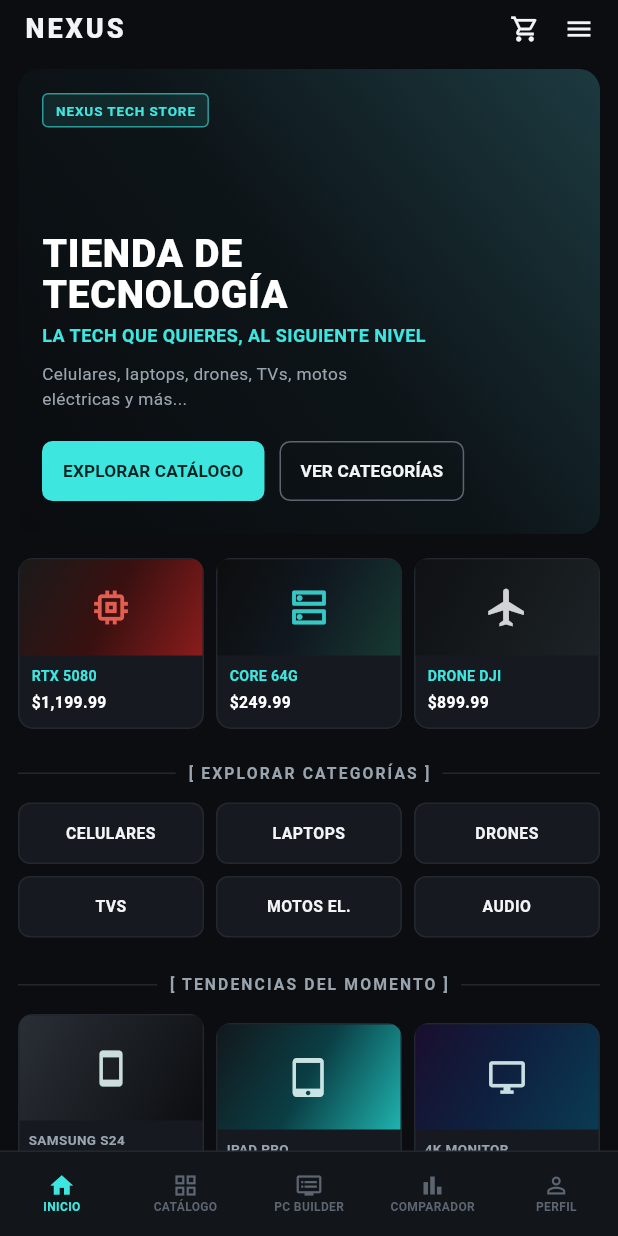
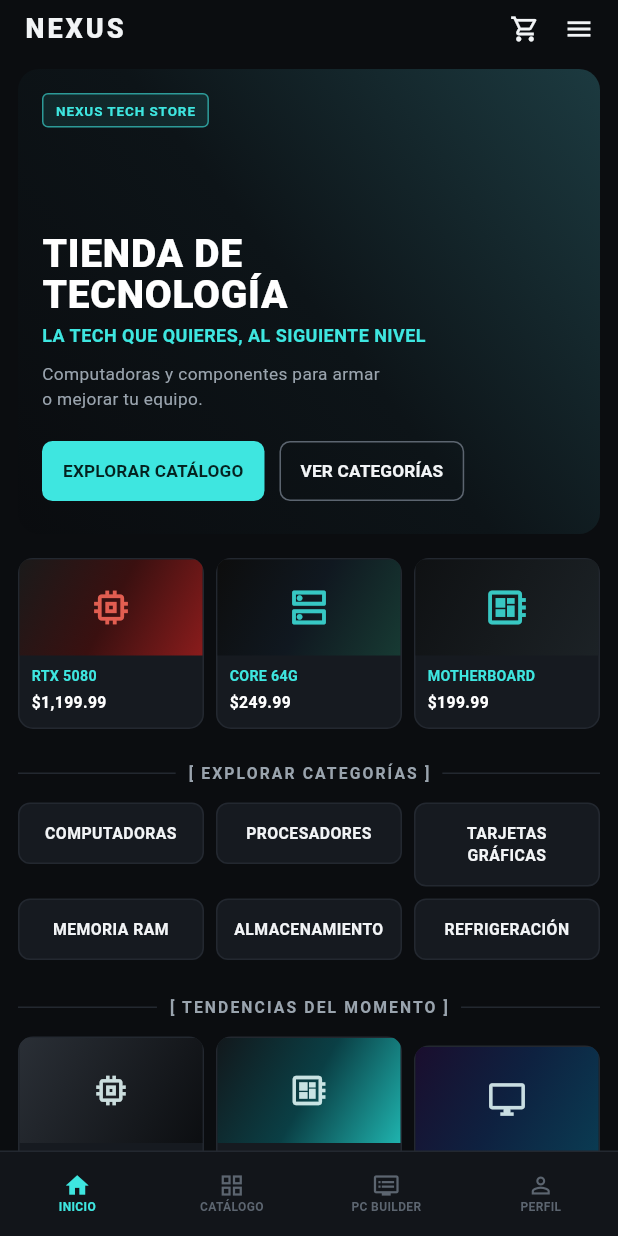
Before and after one commit to Fooxz/NexusMovil, a Flutter app: the HomeScreen screen opened by its route, on a phone screen of 412 x 824 dp. Run offline on Flutter 3.47's test engine with Material 3 defaults, Android fonts, the phone set to English and light mode, and no system bars; Roboto replaces fonts that are missing (Segoe UI).

Commit message:
Eliminando sección de comparador de celulares

```diff
--- a/lib/main.dart
+++ b/lib/main.dart
@@ -15,7 +15,6 @@ import 'screens/home/home_screen.dart';
 import 'screens/catalog/catalog_screen.dart';
 import 'screens/catalog/product_detail_screen.dart';
 import 'screens/cart/cart_screen.dart';
-import 'screens/comparator/comparator_screen.dart';
 import 'screens/pc_builder/pc_builder_screen.dart';
 
 void main() => runApp(const NexusApp());
@@ -37,7 +36,6 @@ class NexusApp extends StatelessWidget {
         NexusRoutes.catalog: (_) => const CatalogScreen(),
         NexusRoutes.productDetail: (_) => const ProductDetailScreen(),
         NexusRoutes.cart: (_) => const CartScreen(),
-        NexusRoutes.comparator: (_) => const ComparatorScreen(),
         NexusRoutes.pcBuilder: (_) => const PcBuilderScreen(),
       },
     );
--- a/lib/nexus_screen.dart
+++ b/lib/nexus_screen.dart
@@ -1,4 +1,3 @@
-
 //roger se la come doblada
 
 import 'package:flutter/material.dart';
@@ -193,7 +192,7 @@ class _Hero extends StatelessWidget {
           const SizedBox(
             width: 230,
             child: Text(
-              'Celulares, laptops, drones, TVs, motos eléctricas y más...',
+              'Computadoras y componentes para armar o mejorar tu equipo.',
               style: TextStyle(
                 fontSize: 11.5,
                 height: 1.5,
@@ -291,11 +290,11 @@ class _ProductStrip extends StatelessWidget {
         SizedBox(width: 8),
         Expanded(
           child: _ProductCard(
-            icon: Icons.flight,
-            iconColor: NexusColors.text,
+            icon: Icons.developer_board,
+            iconColor: NexusColors.cyan,
             thumbGradient: [Color(0xFF0F1113), Color(0xFF1C2226)],
-            name: 'DRONE DJI',
-            price: '\$899.99',
+            name: 'MOTHERBOARD',
+            price: '\$199.99',
           ),
         ),
       ],
@@ -418,12 +417,12 @@ class _CategoryGrid extends StatelessWidget {
   const _CategoryGrid();
 
   static const _categories = [
-    'CELULARES',
-    'LAPTOPS',
-    'DRONES',
-    'TVS',
-    'MOTOS EL.',
-    'AUDIO',
+    'COMPUTADORAS',
+    'PROCESADORES',
+    'TARJETAS GRÁFICAS',
+    'MEMORIA RAM',
+    'ALMACENAMIENTO',
+    'REFRIGERACIÓN',
   ];
 
   @override
@@ -486,23 +485,23 @@ class _TrendingRow extends StatelessWidget {
       children: const [
         Expanded(
           child: _TrendCard(
-            icon: Icons.smartphone,
+            icon: Icons.memory,
             gradient: RadialGradient(
               colors: [Color(0xFF2A2F36), Color(0xFF0C0E11)],
             ),
-            name: 'SAMSUNG S24\nULTRA',
+            name: 'PROCESADOR\nRYZEN 9',
           ),
         ),
         SizedBox(width: 8),
         Expanded(
           child: _TrendCard(
-            icon: Icons.tablet_mac,
+            icon: Icons.developer_board,
             gradient: LinearGradient(
               begin: Alignment.topLeft,
               end: Alignment.bottomRight,
               colors: [Color(0xFF12181C), Color(0xFF0A3F45), Color(0xFF1FB3AE)],
             ),
-            name: 'IPAD PRO',
+            name: 'PLACA BASE\nX870',
           ),
         ),
         SizedBox(width: 8),
@@ -574,7 +573,7 @@ class _TrendCard extends StatelessWidget {
 }
 
 // ---------------------------------------------------------------------------
-// Feature grid (PC Builder / Comparador)
+// PC Builder feature
 // ---------------------------------------------------------------------------
 
 class _FeatureGrid extends StatelessWidget {
@@ -590,14 +589,6 @@ class _FeatureGrid extends StatelessWidget {
             gradientColors: [Color(0xFF123A3C), Color(0xFF0A1416)],
             title: 'PC BUILDER',
             subtitle: 'CREA TU SETUP\nPERFECTO',
-          ),
-        ),
-        SizedBox(width: 8),
-        Expanded(
-          child: _FeatureCard(
-            gradientColors: [Color(0xFF1A2F4A), Color(0xFF0A1416)],
-            title: 'COMPARADOR DE\nPRODUCTOS',
-            subtitle: 'ENCUENTRA ENTRE TUS\nFAVORITOS',
           ),
         ),
       ],
@@ -782,10 +773,6 @@ class _NexusBottomNav extends StatelessWidget {
               label: 'PC BUILDER',
             ),
             BottomNavigationBarItem(
-              icon: Icon(Icons.bar_chart_outlined, size: 18),
-              label: 'COMPARADOR',
-            ),
-            BottomNavigationBarItem(
               icon: Icon(Icons.person_outline, size: 18),
               label: 'PERFIL',
             ),
--- a/lib/routes.dart
+++ b/lib/routes.dart
@@ -12,6 +12,5 @@ class NexusRoutes {
   static const catalog = '/catalog';
   static const productDetail = '/product-detail';
   static const cart = '/cart';
-  static const comparator = '/comparator';
   static const pcBuilder = '/pc-builder';
 }
--- a/lib/screens/auth/login_screen.dart
+++ b/lib/screens/auth/login_screen.dart
@@ -116,7 +116,7 @@ class LoginScreen extends StatelessWidget {
           ),
         ),
       ),
-      bottomNavigationBar: const NexusBottomNav(currentIndex: 4),
+      bottomNavigationBar: const NexusBottomNav(currentIndex: 3),
     );
   }
 }
--- a/lib/screens/auth/signup_screen.dart
+++ b/lib/screens/auth/signup_screen.dart
@@ -122,7 +122,7 @@ class SignupScreen extends StatelessWidget {
           ),
         ),
       ),
-      bottomNavigationBar: const NexusBottomNav(currentIndex: 4),
+      bottomNavigationBar: const NexusBottomNav(currentIndex: 3),
     );
   }
 }
--- a/lib/screens/catalog/catalog_screen.dart
+++ b/lib/screens/catalog/catalog_screen.dart
@@ -14,7 +14,7 @@ import '../../widgets/nexus_widgets.dart';
 class CatalogScreen extends StatelessWidget {
   const CatalogScreen({super.key});
 
-  static const _primaryFilters = ['Celular', 'CPU', 'GPU', 'RAM', 'Motherboard'];
+  static const _primaryFilters = ['Computadoras', 'CPU', 'GPU', 'RAM', 'Motherboard'];
   static const _secondaryFilters = ['Almacenamiento', 'Fuente', 'Gabinete', 'Refrigeración'];
 
   @override
@@ -41,7 +41,7 @@ class CatalogScreen extends StatelessWidget {
                       spacing: 8,
                       runSpacing: 8,
                       children: [
-                        for (final f in _primaryFilters) _FilterChip(label: f, active: f == 'Celular'),
+                        for (final f in _primaryFilters) _FilterChip(label: f, active: f == 'Computadoras'),
                         for (final f in _secondaryFilters) _FilterChip(label: f),
                       ],
                     ),
--- a/lib/screens/home/home_screen.dart
+++ b/lib/screens/home/home_screen.dart
@@ -1,8 +1,8 @@
 // lib/screens/home/home_screen.dart
 //
 // Pantalla de inicio. Es la evolución del primer mockup que armamos:
-// ahora cada elemento (productos, categorías, tendencias, tarjetas de
-// PC Builder / Comparador, carrito) navega a su pantalla correspondiente.
+// ahora cada elemento (productos, categorías, tendencias, PC Builder y
+// carrito) navega a su pantalla correspondiente.
 
 import 'package:flutter/material.dart';
 
@@ -150,7 +150,7 @@ class _Hero extends StatelessWidget {
           const SizedBox(
             width: 230,
             child: Text(
-              'Celulares, laptops, drones, TVs, motos eléctricas y más...',
+              'Computadoras y componentes para armar o mejorar tu equipo.',
               style: NexusText.body,
             ),
           ),
@@ -246,11 +246,11 @@ class _ProductStrip extends StatelessWidget {
         const SizedBox(width: 8),
         Expanded(
           child: _ProductCard(
-            icon: Icons.flight,
-            iconColor: NexusColors.text,
+            icon: Icons.developer_board,
+            iconColor: NexusColors.cyan,
             gradientColors: const [Color(0xFF0F1113), Color(0xFF1C2226)],
-            name: 'DRONE DJI',
-            price: '\$899.99',
+            name: 'MOTHERBOARD',
+            price: '\$199.99',
           ),
         ),
       ],
@@ -336,12 +336,12 @@ class _CategoryGrid extends StatelessWidget {
   const _CategoryGrid();
 
   static const _categories = [
-    'CELULARES',
-    'LAPTOPS',
-    'DRONES',
-    'TVS',
-    'MOTOS EL.',
-    'AUDIO',
+    'COMPUTADORAS',
+    'PROCESADORES',
+    'TARJETAS GRÁFICAS',
+    'MEMORIA RAM',
+    'ALMACENAMIENTO',
+    'REFRIGERACIÓN',
   ];
 
   @override
@@ -406,21 +406,21 @@ class _TrendingRow extends StatelessWidget {
       children: [
         Expanded(
           child: _TrendCard(
-            icon: Icons.smartphone,
+            icon: Icons.memory,
             gradientColors: const [Color(0xFF2A2F36), Color(0xFF0C0E11)],
-            name: 'SAMSUNG S24\nULTRA',
+            name: 'PROCESADOR\nRYZEN 9',
           ),
         ),
         const SizedBox(width: 8),
         Expanded(
           child: _TrendCard(
-            icon: Icons.tablet_mac,
+            icon: Icons.developer_board,
             gradientColors: const [
               Color(0xFF12181C),
               Color(0xFF0A3F45),
               Color(0xFF1FB3AE),
             ],
-            name: 'IPAD PRO',
+            name: 'PLACA BASE\nX870',
           ),
         ),
         const SizedBox(width: 8),
@@ -493,7 +493,7 @@ class _TrendCard extends StatelessWidget {
 }
 
 // ---------------------------------------------------------------------------
-// Feature grid (PC Builder / Comparador)
+// PC Builder feature
 // ---------------------------------------------------------------------------
 
 class _FeatureGrid extends StatelessWidget {
@@ -501,28 +501,11 @@ class _FeatureGrid extends StatelessWidget {
 
   @override
   Widget build(BuildContext context) {
-    return Row(
-      crossAxisAlignment: CrossAxisAlignment.start,
-      children: [
-        Expanded(
-          child: _FeatureCard(
-            gradientColors: const [Color(0xFF123A3C), Color(0xFF0A1416)],
-            title: 'PC BUILDER',
-            subtitle: 'CREA TU SETUP\nPERFECTO',
-            onTap: () => Navigator.of(context).pushNamed(NexusRoutes.pcBuilder),
-          ),
-        ),
-        const SizedBox(width: 8),
-        Expanded(
-          child: _FeatureCard(
-            gradientColors: const [Color(0xFF1A2F4A), Color(0xFF0A1416)],
-            title: 'COMPARADOR DE\nPRODUCTOS',
-            subtitle: 'ENCUENTRA ENTRE TUS\nFAVORITOS',
-            onTap: () =>
-                Navigator.of(context).pushNamed(NexusRoutes.comparator),
-          ),
-        ),
-      ],
+    return _FeatureCard(
+      gradientColors: const [Color(0xFF123A3C), Color(0xFF0A1416)],
+      title: 'PC BUILDER',
+      subtitle: 'CREA TU SETUP\nPERFECTO',
+      onTap: () => Navigator.of(context).pushNamed(NexusRoutes.pcBuilder),
     );
   }
 }
--- a/lib/widgets/nexus_bottom_nav.dart
+++ b/lib/widgets/nexus_bottom_nav.dart
@@ -13,14 +13,13 @@ import '../theme/nexus_theme.dart';
 class NexusBottomNav extends StatelessWidget {
   const NexusBottomNav({super.key, required this.currentIndex});
 
-  /// 0 = Inicio, 1 = Catálogo, 2 = PC Builder, 3 = Comparador, 4 = Perfil.
+  /// 0 = Inicio, 1 = Catálogo, 2 = PC Builder, 3 = Perfil.
   final int currentIndex;
 
   static const _routesByIndex = [
     NexusRoutes.home,
     NexusRoutes.catalog,
     NexusRoutes.pcBuilder,
-    NexusRoutes.comparator,
     NexusRoutes.login,
   ];
 
@@ -39,7 +38,7 @@ class NexusBottomNav extends StatelessWidget {
       child: SafeArea(
         top: false,
         child: BottomNavigationBar(
-          currentIndex: currentIndex.clamp(0, 4),
+          currentIndex: currentIndex.clamp(0, 3),
           onTap: (i) => _onTap(context, i),
           type: BottomNavigationBarType.fixed,
           backgroundColor: NexusColors.bgAlt,
@@ -65,10 +64,6 @@ class NexusBottomNav extends StatelessWidget {
               label: 'PC BUILDER',
             ),
             BottomNavigationBarItem(
-              icon: Icon(Icons.bar_chart_outlined, size: 18),
-              label: 'COMPARADOR',
-            ),
-            BottomNavigationBarItem(
               icon: Icon(Icons.person_outline, size: 18),
               label: 'PERFIL',
             ),
--- a/lib/widgets/nexus_top_bar.dart
+++ b/lib/widgets/nexus_top_bar.dart
@@ -1,6 +1,6 @@
 // lib/widgets/nexus_top_bar.dart
 //
-// Barra superior reutilizada en catálogo, detalle, carrito, comparador y
+// Barra superior reutilizada en catálogo, detalle, carrito y
 // PC builder: título grande + botón de volver opcional + ícono de carrito.
 
 import 'package:flutter/material.dart';
```
Also changed, not shown: lib/screens/comparator/comparator_screen.dart (deleted, +0 -261 lines).
